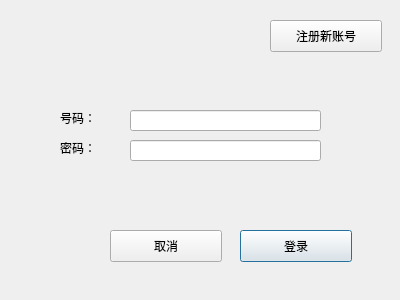
Old version of the form src/login/signin.ui in the repository imteam2019/imclient.
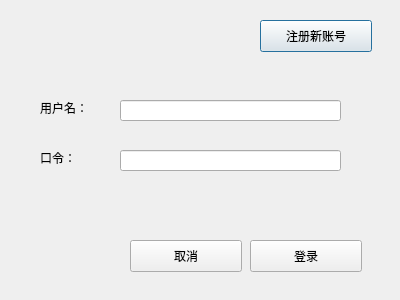
New version of the form.

Commit message: 1.added Class Data for json handling,and \n 2. copy opensouce package RapidJson into the project,and \n 3.add a methoed named getRandKey() in Class Encrypt for get a rand string with special length.

The edit to the form file:
```diff
--- a/src/login/signin.ui
+++ b/src/login/signin.ui
@@ -13,38 +13,51 @@
   <property name="windowTitle">
    <string>IM</string>
   </property>
+  <widget class="QPushButton" name="pbSignup">
+   <property name="geometry">
+    <rect>
+     <x>260</x>
+     <y>20</y>
+     <width>112</width>
+     <height>32</height>
+    </rect>
+   </property>
+   <property name="text">
+    <string>注册新账号</string>
+   </property>
+  </widget>
   <widget class="QLabel" name="label">
    <property name="geometry">
     <rect>
-     <x>60</x>
-     <y>110</y>
+     <x>40</x>
+     <y>100</y>
      <width>58</width>
      <height>16</height>
     </rect>
    </property>
    <property name="text">
-    <string>号码：</string>
+    <string>用户名：</string>
    </property>
   </widget>
   <widget class="QLabel" name="label_2">
    <property name="geometry">
     <rect>
-     <x>60</x>
-     <y>140</y>
+     <x>40</x>
+     <y>150</y>
      <width>58</width>
      <height>16</height>
     </rect>
    </property>
    <property name="text">
-    <string>密码：</string>
+    <string>口令：</string>
    </property>
   </widget>
   <widget class="QLineEdit" name="leUserNumber">
    <property name="geometry">
     <rect>
-     <x>130</x>
-     <y>110</y>
-     <width>191</width>
+     <x>120</x>
+     <y>100</y>
+     <width>221</width>
      <height>21</height>
     </rect>
    </property>
@@ -52,9 +65,9 @@
   <widget class="QLineEdit" name="lePasswd">
    <property name="geometry">
     <rect>
-     <x>130</x>
-     <y>140</y>
-     <width>191</width>
+     <x>120</x>
+     <y>150</y>
+     <width>221</width>
      <height>21</height>
     </rect>
    </property>
@@ -62,21 +75,8 @@
   <widget class="QPushButton" name="btnOK">
    <property name="geometry">
     <rect>
-     <x>240</x>
-     <y>230</y>
-     <width>112</width>
-     <height>32</height>
-    </rect>
-   </property>
-   <property name="text">
-    <string>登录</string>
-   </property>
-  </widget>
-  <widget class="QPushButton" name="btnClose">
-   <property name="geometry">
-    <rect>
-     <x>110</x>
-     <y>230</y>
+     <x>130</x>
+     <y>240</y>
      <width>112</width>
      <height>32</height>
     </rect>
@@ -85,17 +85,17 @@
     <string>取消</string>
    </property>
   </widget>
-  <widget class="QPushButton" name="pbSignup">
+  <widget class="QPushButton" name="pbOk">
    <property name="geometry">
     <rect>
-     <x>270</x>
-     <y>20</y>
+     <x>250</x>
+     <y>240</y>
      <width>112</width>
      <height>32</height>
     </rect>
    </property>
    <property name="text">
-    <string>注册新账号</string>
+    <string>登录</string>
    </property>
   </widget>
  </widget>
```
Left out of the diff: 29 changed lines with no effect on the pictures. The commit also changes 54 other files.
